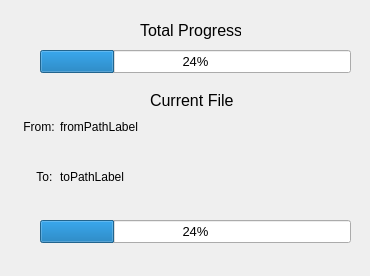
This is source/ui/copyprogress.ui in alex-belmach/FileINA as Qt 5 draws it before an edit. The edited form follows.
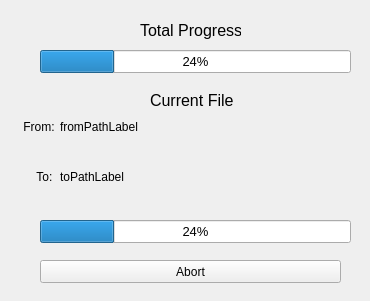
This is the edited form.

```diff
--- a/source/ui/copyprogress.ui
+++ b/source/ui/copyprogress.ui
@@ -13,7 +13,7 @@
     <x>0</x>
     <y>0</y>
     <width>370</width>
-    <height>276</height>
+    <height>301</height>
    </rect>
   </property>
   <property name="windowTitle">
@@ -189,6 +189,19 @@
     <bool>true</bool>
    </property>
   </widget>
+  <widget class="QPushButton" name="abortButton">
+   <property name="geometry">
+    <rect>
+     <x>40</x>
+     <y>260</y>
+     <width>301</width>
+     <height>23</height>
+    </rect>
+   </property>
+   <property name="text">
+    <string>Abort</string>
+   </property>
+  </widget>
  </widget>
  <resources/>
  <connections/>
```
